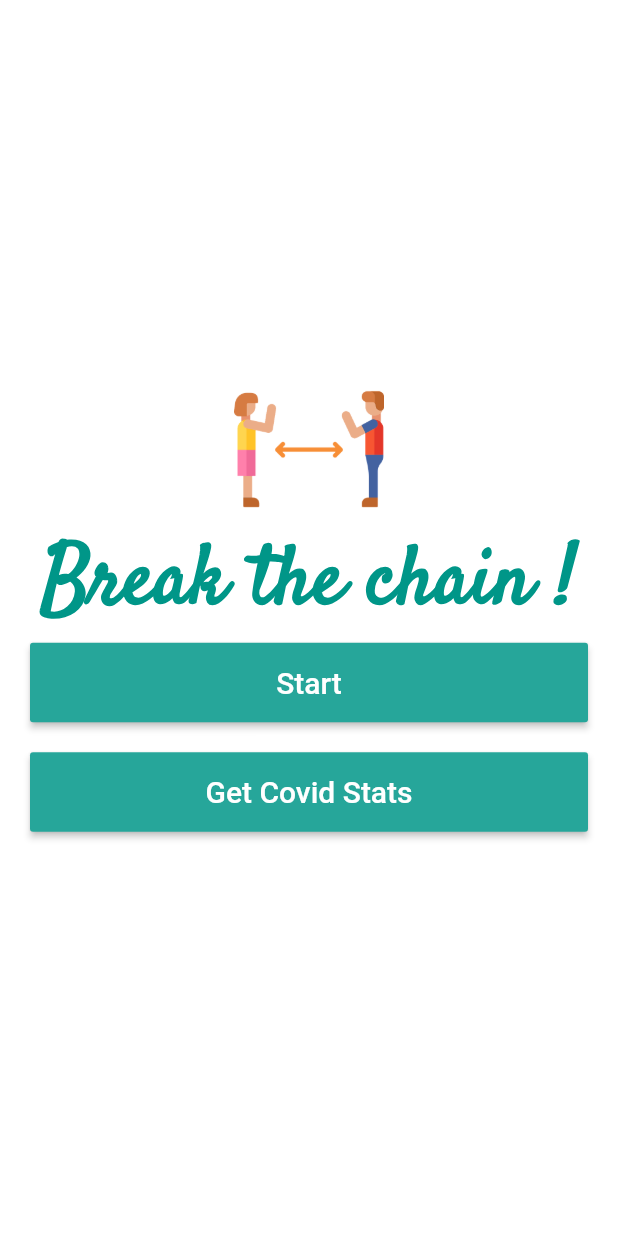
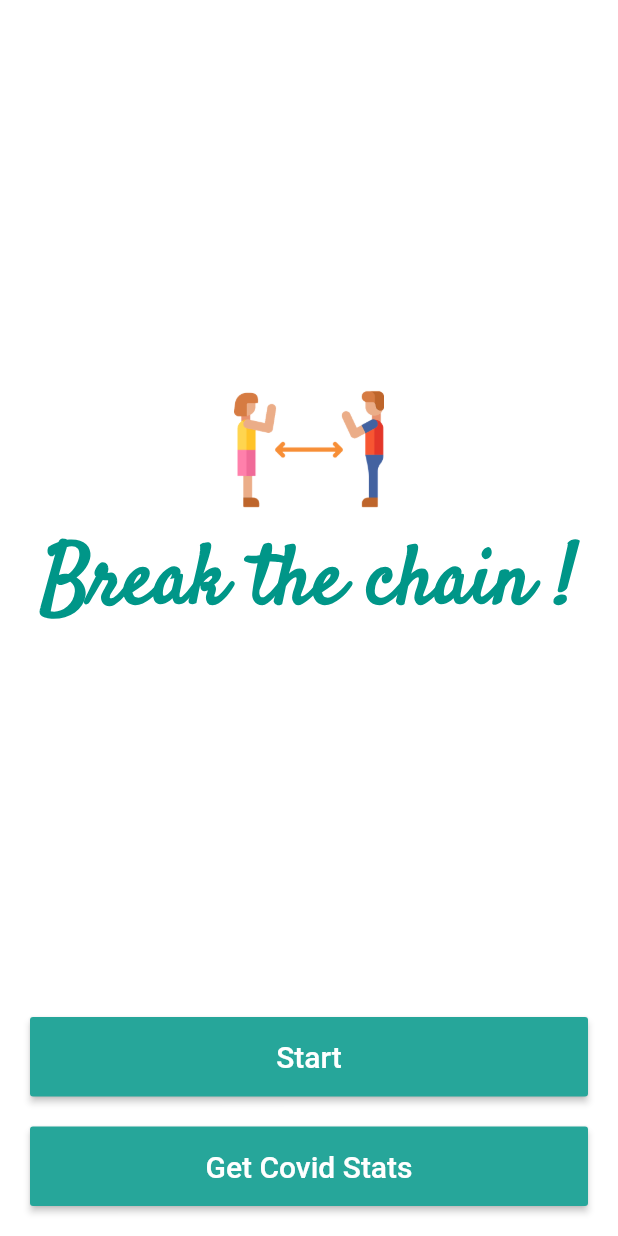
Before and after one commit to munish2301/Break-the-chain, a Flutter app: the screen it shows after launch, on a phone screen of 412 x 824 dp. Run offline on Flutter 3.47's test engine with Material 2 defaults, Android fonts, the light colour scheme and no system bars.

Commit message:
Adding Icon to the App and improving ui

```diff
--- a/break_the_chain/lib/homepage.dart
+++ b/break_the_chain/lib/homepage.dart
@@ -20,6 +20,9 @@
             crossAxisAlignment: CrossAxisAlignment.stretch,
             mainAxisAlignment: MainAxisAlignment.center,
             children: [
+              Expanded(
+                child: SizedBox(),
+              ),
               Column(
                 crossAxisAlignment: CrossAxisAlignment.stretch,
                 mainAxisAlignment: MainAxisAlignment.center,
@@ -37,6 +40,9 @@
                     style: kHomePageTextStyle,
                   ),
                 ],
+              ),
+              Expanded(
+                child: SizedBox(),
               ),
               Column(
                 mainAxisAlignment: MainAxisAlignment.end,
```
Also changed, not shown: break_the_chain/pubspec.yaml (+0 -45 lines), 37 other files.
